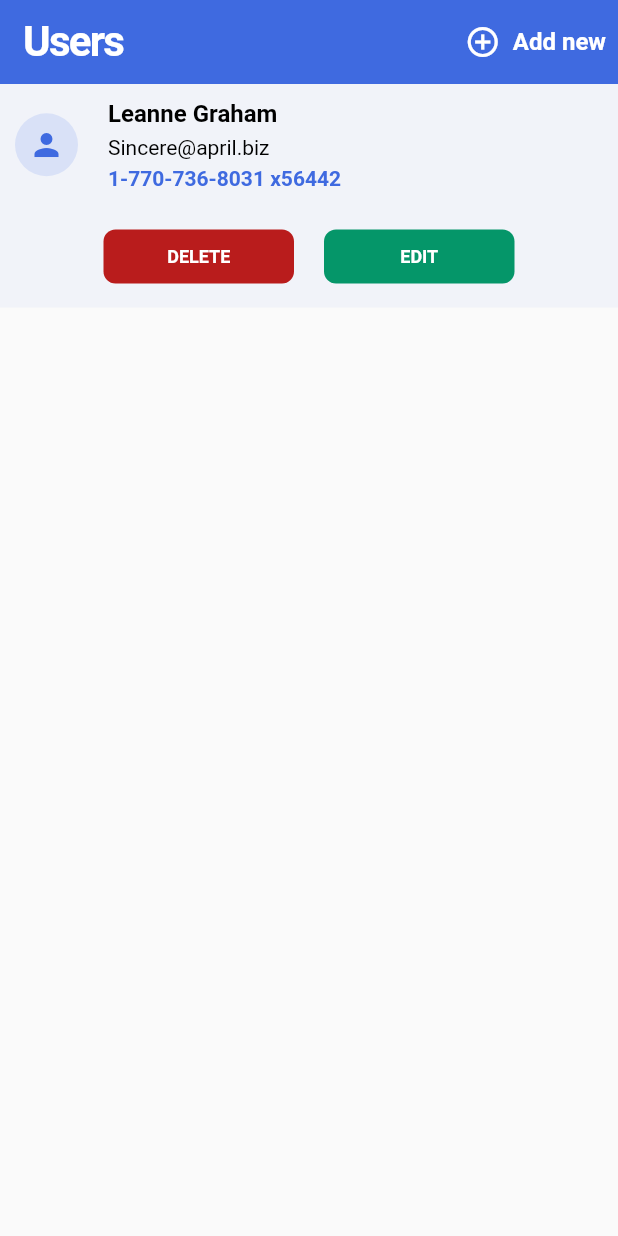
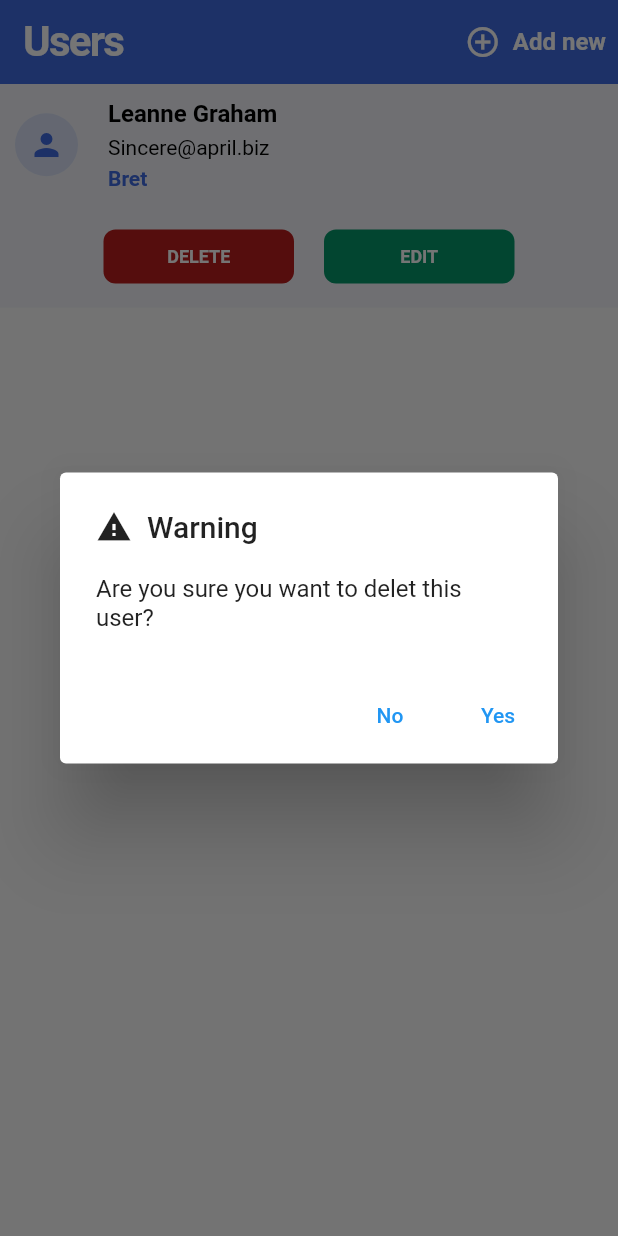
Before and after one commit to Mr-Malomz/flutter_api, a Flutter app: the screen it shows after launch, after a tap on "DELETE", on a phone screen of 412 x 824 dp. Run offline on Flutter 3.47's test engine with Material 2 defaults, Android fonts, the phone set to English and light mode, and no system bars; our stand-ins replace email_validator.

Commit message:
ui starter screen

```diff
--- a/lib/screens/modify_user.dart
+++ b/lib/screens/modify_user.dart
@@ -3,20 +3,24 @@ import 'package:flutter_api/utils/pallete.dart';
 import 'package:email_validator/email_validator.dart';
 
 class ModifyUser extends StatefulWidget {
-  const ModifyUser({Key? key}) : super(key: key);
+  final bool isEdit;
+  const ModifyUser({Key? key, this.isEdit = false}) : super(key: key);
 
   @override
   _ModifyUserState createState() => _ModifyUserState();
 }
 
 class _ModifyUserState extends State<ModifyUser> {
+
   final _formKey = GlobalKey<FormState>();
+
   @override
   Widget build(BuildContext context) {
     return Scaffold(
       appBar: AppBar(
+        backgroundColor: Pallete.mainBlue,
         title: Text(
-          'Modify User',
+          widget.isEdit ? 'Edit User' : 'Create User',
           style: TextStyle(
             color: Colors.white,
             fontSize: 28.0,
@@ -51,7 +55,7 @@ class _ModifyUserState extends State<ModifyUser> {
                   ),
                 ),
                 child: Text(
-                  'SAVE',
+                  widget.isEdit ? 'UPDATE' : 'SAVE',
                   style: TextStyle(
                     fontSize: 12.0,
                     fontWeight: FontWeight.bold,
--- /dev/null
+++ b/lib/widgets/alert.dart
@@ -0,0 +1,31 @@
+import 'package:flutter/material.dart';
+
+class DeleteAlert extends StatelessWidget {
+  const DeleteAlert({Key? key}) : super(key: key);
+
+  @override
+  Widget build(BuildContext context) {
+    return AlertDialog(
+      title: Row(
+        children: [
+          const Icon(Icons.warning),
+          const SizedBox(width: 10.0),
+          const Text('Warning'),
+        ],
+      ),
+      content: const Text('Are you sure you want to delet this user?'),
+      actions: [
+        TextButton(
+            onPressed: () {
+              Navigator.of(context).pop(false);
+            },
+            child: Text('No')),
+        TextButton(
+            onPressed: () {
+              Navigator.of(context).pop(true);
+            },
+            child: Text('Yes')),
+      ],
+    );
+  }
+}
--- a/lib/widgets/user_card.dart
+++ b/lib/widgets/user_card.dart
@@ -1,6 +1,7 @@
 import 'package:flutter/material.dart';
 import 'package:flutter_api/screens/modify_user.dart';
 import 'package:flutter_api/utils/pallete.dart';
+import 'package:flutter_api/widgets/alert.dart';
 
 class UserCard extends StatelessWidget {
   @override
@@ -46,7 +47,7 @@ class UserCard extends StatelessWidget {
                   ),
                   const SizedBox(height: 5.0),
                   Text(
-                    '1-770-736-8031 x56442',
+                    'Bret',
                     style: TextStyle(
                         fontSize: 14.0,
                         color: Pallete.mainBlue,
@@ -63,7 +64,12 @@ class UserCard extends StatelessWidget {
               _CustomButtons(
                 label: 'DELETE',
                 bgColor: Pallete.red,
-                onPressed: () {},
+                onPressed: () async {
+                  final result = await showDialog(
+                      context: context, builder: (_) => DeleteAlert());
+                  print(result);
+                  return result;
+                },
               ),
               const SizedBox(width: 20.0),
               _CustomButtons(
@@ -73,7 +79,9 @@ class UserCard extends StatelessWidget {
                   Navigator.push(
                       context,
                       MaterialPageRoute(
-                        builder: (context) => ModifyUser(),
+                        builder: (context) => ModifyUser(
+                          isEdit: true,
+                        ),
                       ));
                 },
               ),
```
Also changed, not shown: lib/screens/home_screen.dart (+6 -1 lines), 1 other file.
